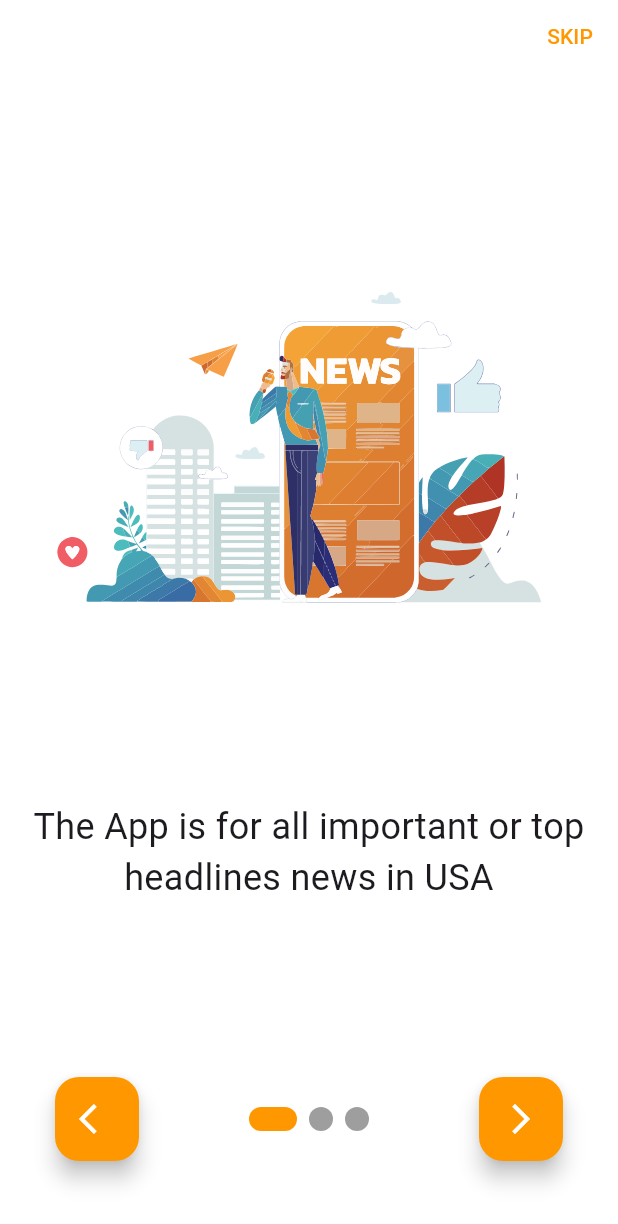
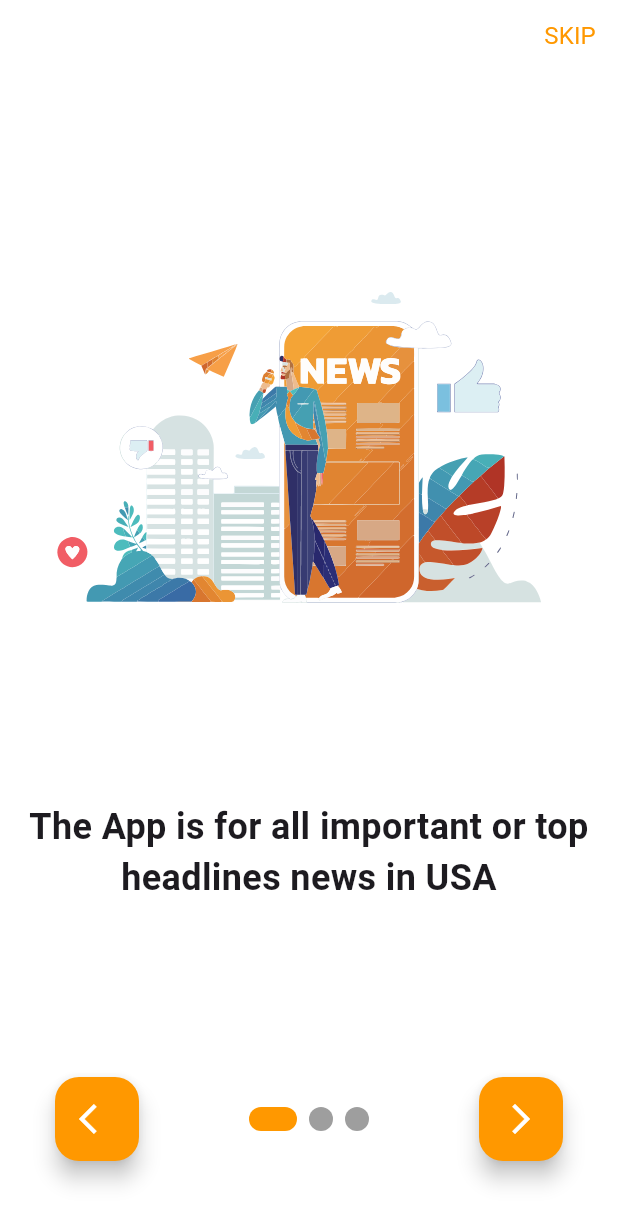
Before and after one commit to FakhrElddin/Daily_Digest_App, a Flutter app: the screen it shows after launch, on a phone screen of 412 x 824 dp. Shown: the top 1224 px of the screen. Run offline on Flutter 3.47's test engine with Material 3 defaults, Android fonts, the phone set to English and light mode, and no system bars; drawn by our look-alikes of smooth_page_indicator; our stand-ins replace flutter_svg, go_router, shared_preferences.

Commit message:
create styles

```diff
--- /dev/null
+++ b/lib/core/utils/styles.dart
@@ -0,0 +1,13 @@
+import 'package:flutter/material.dart';
+
+abstract class Styles {
+  static const textStyle16 = TextStyle(
+    fontSize: 16,
+    fontWeight: FontWeight.normal,
+  );
+
+  static const textStyle24 = TextStyle(
+    fontSize: 24,
+    fontWeight: FontWeight.w600,
+  );
+}
--- a/lib/core/widgets/custom_text_button.dart
+++ b/lib/core/widgets/custom_text_button.dart
@@ -1,4 +1,5 @@
 import 'package:daily_digest/constants.dart';
+import 'package:daily_digest/core/utils/styles.dart';
 import 'package:flutter/material.dart';
 
 class CustomTextButton extends StatelessWidget {
@@ -14,7 +15,7 @@ class CustomTextButton extends StatelessWidget {
       ),
       child: Text(
         text,
-        style: const TextStyle(
+        style: Styles.textStyle16.copyWith(
           color: kPrimaryColor,
         ),
       ),
--- a/lib/features/onboarding/presesntation/views/widgets/onboarding_item.dart
+++ b/lib/features/onboarding/presesntation/views/widgets/onboarding_item.dart
@@ -1,3 +1,4 @@
+import 'package:daily_digest/core/utils/styles.dart';
 import 'package:flutter/material.dart';
 import 'package:flutter_svg/svg.dart';
 
@@ -27,9 +28,7 @@ class OnboardingItem extends StatelessWidget {
           child: Text(
             bodyText,
             textAlign: TextAlign.center,
-            style: const TextStyle(
-              fontSize: 24,
-            ),
+            style: Styles.textStyle24,
           ),
         ),
       ],
--- a/pubspec.yaml
+++ b/pubspec.yaml
@@ -28,6 +28,7 @@ environment:
 # the latest version available on pub.dev. To see which dependencies have newer
 # versions available, run `flutter pub outdated`.
 dependencies:
+  cached_network_image: ^3.3.1
   cupertino_icons: ^1.0.6
   flutter:
     sdk: flutter
```
Also changed, not shown: pubspec.lock, 1 other file.
